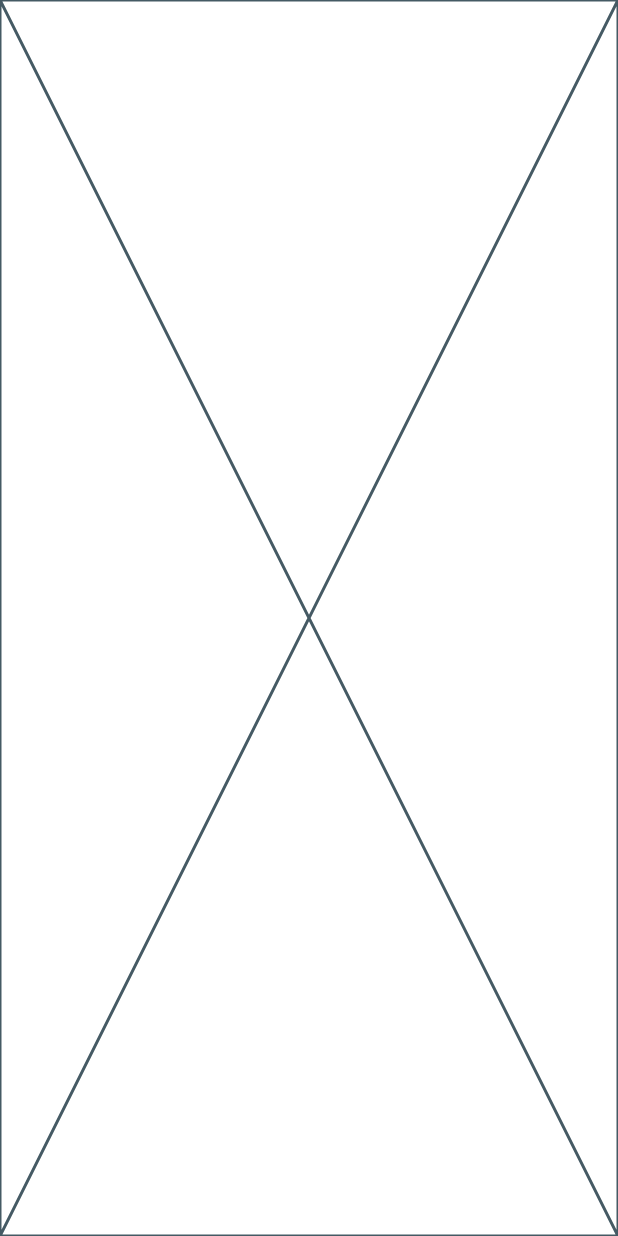
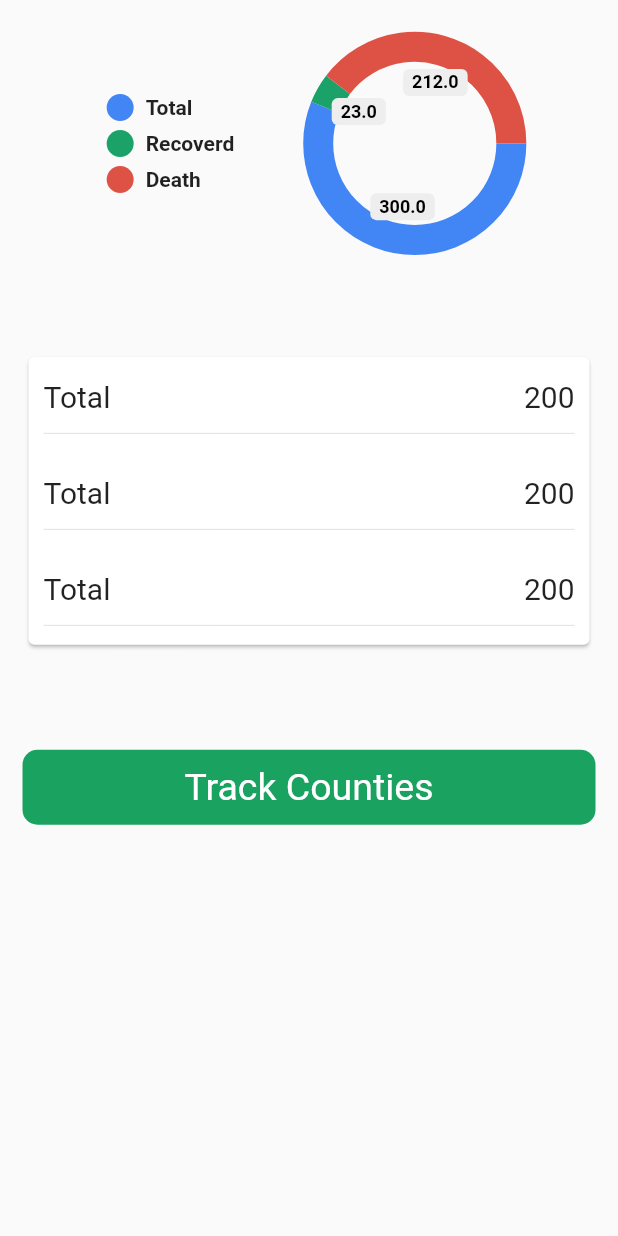
Before and after one commit to kk-hammad-ali/covid-19-flutter, a Flutter app: the screen it shows after launch, on a phone screen of 412 x 824 dp. Run offline on Flutter 3.47's test engine with Material 2 defaults, Android fonts, the phone set to English and light mode, and no system bars; drawn by our look-alikes of pie_chart.

Commit message:
World Stat Screen Layout Added

```diff
--- a/lib/screens/splash_screen.dart
+++ b/lib/screens/splash_screen.dart
@@ -18,7 +18,7 @@ class _SplashScreenState extends State<SplashScreen>
   @override
   void initState() {
     _animationController =
-        AnimationController(vsync: this, duration: const Duration(seconds: 3));
+        AnimationController(vsync: this, duration: const Duration(seconds: 3))..repeat();
 
     Timer(const Duration(seconds: 3), () {
       Navigator.push(context,
--- a/lib/screens/worlds_stat.dart
+++ b/lib/screens/worlds_stat.dart
@@ -1,5 +1,6 @@
-import 'package:flutter/src/widgets/framework.dart';
-import 'package:flutter/src/widgets/placeholder.dart';
+import 'package:covid_19/widget/reuseable_row.dart';
+import 'package:flutter/material.dart';
+import 'package:pie_chart/pie_chart.dart';
 
 class WorldStatScreen extends StatefulWidget {
   const WorldStatScreen({super.key});
@@ -8,9 +9,81 @@ class WorldStatScreen extends StatefulWidget {
   State<WorldStatScreen> createState() => _WorldStatScreenState();
 }
 
-class _WorldStatScreenState extends State<WorldStatScreen> {
+class _WorldStatScreenState extends State<WorldStatScreen> with TickerProviderStateMixin{
+
+  late final AnimationController _animationController;
+  @override
+  void initState() {
+      _animationController =
+        AnimationController(vsync: this, duration: const Duration(seconds: 3))..repeat();
+    super.initState();
+  }
+
+  @override
+  void dispose() {
+    _animationController.dispose();
+    super.dispose();
+  }
+
+  final colorList = const [
+    Color(0xFF4285F4),
+    Color(0xFF1AA268),
+    Color(0xFFDE5246)
+  ];
+
+
   @override
   Widget build(BuildContext context) {
-    return const Placeholder();
+    return Scaffold(
+      body: SafeArea(
+        child: Padding(
+          padding: const EdgeInsets.all(15.0),
+          child: Column(
+            children: [
+              SizedBox(height: MediaQuery.of(context).size.height * 0.01),
+              PieChart(
+                dataMap: const {
+                  "Total": 300,
+                  "Recoverd" :23,
+                  "Death": 212,
+                },
+                chartRadius: MediaQuery.of(context).size.width / 3.2,
+                legendOptions: const LegendOptions(
+                  legendPosition: LegendPosition.left
+                ),
+                animationDuration: const Duration(milliseconds: 1200),
+                chartType: ChartType.ring,
+                colorList: colorList,
+              ),
+              Padding(
+                padding: EdgeInsets.symmetric(vertical: MediaQuery.of(context).size.height * 0.08),
+                child: Card(
+                  child: Column(
+                    children: const [
+                      ReuseableRow(title: 'Total', value: '200',),
+                      ReuseableRow(title: 'Total', value: '200',),
+                      ReuseableRow(title: 'Total', value: '200',),
+                    ],
+                  ),
+                ),
+              ),
+              Container(
+                height: 50,
+                decoration: BoxDecoration(
+                  color: const Color(0xFF1AA260),
+                  borderRadius: BorderRadius.circular(10)
+                ),
+                child: const Center(
+                  child: Text('Track Counties', style: TextStyle(
+                    fontSize: 25,
+                    color: Colors.white
+                  ),),
+                ),
+              )
+            ],
+          ),
+        ),
+      ),
+    );
   }
 }
--- /dev/null
+++ b/lib/widget/reuseable_row.dart
@@ -0,0 +1,38 @@
+import 'package:flutter/material.dart';
+
+class ReuseableRow extends StatelessWidget {
+  final String title, value;
+  const ReuseableRow({super.key, required this.title, required this.value});
+
+  @override
+  Widget build(BuildContext context) {
+    return Padding(
+      padding: const EdgeInsets.only(left: 10, right: 10, top: 15, bottom: 5),
+      child: Column(
+        children: [
+          Row(
+            mainAxisAlignment: MainAxisAlignment.spaceBetween,
+            children: [
+              Text(
+                title,
+                style: const TextStyle(
+                  fontSize: 20,
+                ),
+              ),
+              Text(
+                value,
+                style: const TextStyle(
+                  fontSize: 20,
+                ),
+              ),
+            ],
+          ),
+          const SizedBox(
+            height: 5,
+          ),
+          const Divider(),
+        ],
+      ),
+    );
+  }
+}
```
